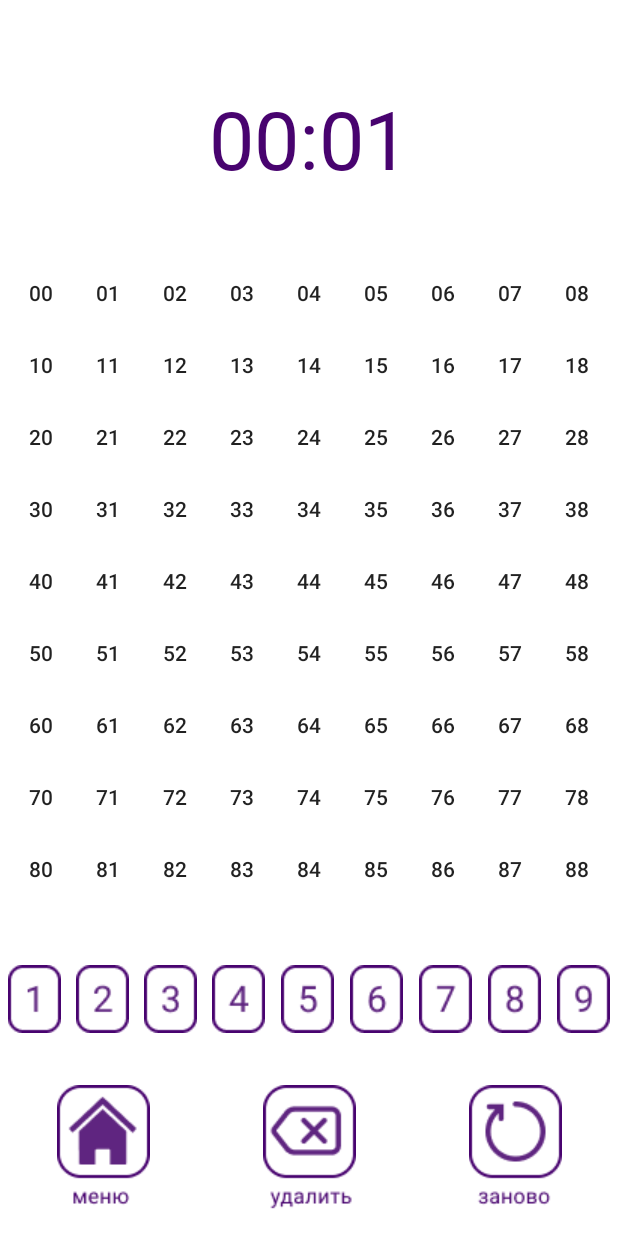
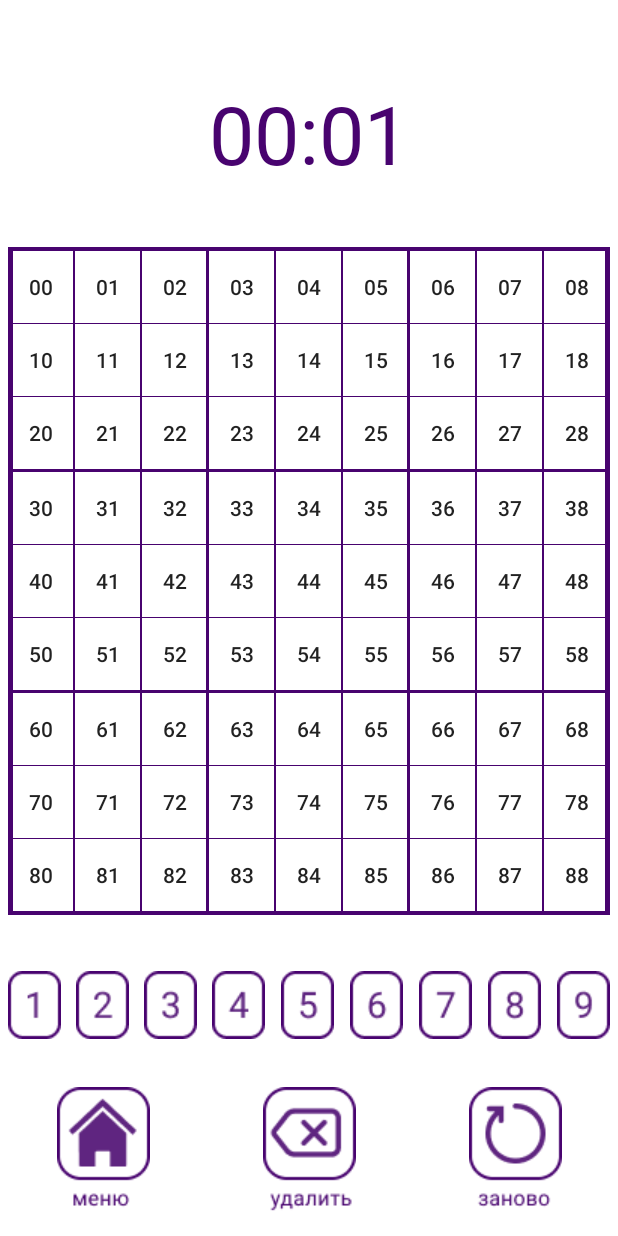
Before and after one commit to elizawetta/sudoku, an Android app: the GameActivity screen opened directly, with no data from a screen before it, on a phone screen of 412 x 824 dp. Run offline under Robolectric (Android 15) with nearby library versions, the phone set to English and light mode, and no system bars.

Commit message:
create normal grid

```diff
--- a/app/src/main/java/com/example/sudoku/GameActivity.kt
+++ b/app/src/main/java/com/example/sudoku/GameActivity.kt
@@ -10,6 +10,7 @@ import android.widget.Chronometer
 import android.widget.GridLayout
 import android.widget.ImageButton
 import android.widget.LinearLayout
+import android.widget.Space
 import androidx.appcompat.app.AppCompatActivity
 
 
@@ -24,17 +25,52 @@ class GameActivity : AppCompatActivity() {
             LinearLayout.LayoutParams.MATCH_PARENT, LinearLayout.LayoutParams.WRAP_CONTENT)
         val ButtonLayoutParams = LinearLayout.LayoutParams(
             LinearLayout.LayoutParams.WRAP_CONTENT, LinearLayout.LayoutParams.WRAP_CONTENT, 10f)
+        val scale = this.getResources().getDisplayMetrics().scaledDensity;
+        val layoutParams_3 = LinearLayout.LayoutParams(
+            LinearLayout.LayoutParams.MATCH_PARENT,
+            (3f * scale).toInt())
+        val layoutParams_2 = LinearLayout.LayoutParams(
+            LinearLayout.LayoutParams.MATCH_PARENT,
+            (2f * scale).toInt())
+        val layoutParams_1 = LinearLayout.LayoutParams(
+            LinearLayout.LayoutParams.MATCH_PARENT,
+            (1f * scale).toInt())
         var grid = findViewById<GridLayout>(R.id.grid)
         // creating grid
-        for (i in 0..8){
+        for (i in 0..18){
+            if (i % 2 == 0){
+                var sp = Space(this)
+                if (i == 0 || i == 18){
+                    sp.layoutParams = layoutParams_3
+                }
+                else if(i % 3 == 0){
+                    sp.layoutParams = layoutParams_2
+                }
+                else{
+                    sp.layoutParams = layoutParams_1
+                }
+                grid.addView(sp)
+                continue
+            }
             var linlay = LinearLayout(this)
             linlay.layoutParams = LinLayoutParams
             linlay.weightSum = 90f
             for (j in 0..8){
                 var btn = Button(this)
-                btn.text = i.toString() + j.toString()
+                btn.text = (i / 2).toString() + j.toString()
                 btn.layoutParams = ButtonLayoutParams
-                btn.setBackgroundColor(getColor(R.color.white))
+                if (j == 0){
+                    btn.background = getDrawable(R.drawable.tho)
+                }
+                else if(j == 8){
+                    btn.background = getDrawable(R.drawable.th)
+                }
+                else if(j == 2 || j == 5){
+                    btn.background = getDrawable(R.drawable.tw)
+                }
+                else{
+                    btn.background = getDrawable(R.drawable.one)
+                }
                 linlay.addView(btn)
             }
             grid.addView(linlay)
--- /dev/null
+++ b/app/src/main/res/drawable/one.xml
@@ -0,0 +1,17 @@
+<?xml version="1.0" encoding="utf-8"?>
+<layer-list xmlns:android="http://schemas.android.com/apk/res/android">
+    <item>
+        <shape android:shape="rectangle" >
+            <solid android:color="@color/white" />
+        </shape>
+    </item>
+
+    <item android:top="-5sp" android:left="-2sp" android:bottom="-5sp">
+        <shape>
+            <solid android:color="@android:color/transparent" />
+            <stroke
+                android:width="1sp"
+                android:color="#48036F" />
+        </shape>
+    </item>
+</layer-list>
--- /dev/null
+++ b/app/src/main/res/drawable/th.xml
@@ -0,0 +1,17 @@
+<?xml version="1.0" encoding="utf-8"?>
+<layer-list xmlns:android="http://schemas.android.com/apk/res/android">
+    <item>
+        <shape android:shape="rectangle" >
+            <solid android:color="@color/white" />
+        </shape>
+    </item>
+
+    <item android:top="-5sp" android:left="-5sp" android:bottom="-5sp">
+        <shape>
+            <solid android:color="@android:color/transparent" />
+            <stroke
+                android:width="3sp"
+                android:color="#48036F" />
+        </shape>
+    </item>
+</layer-list>
--- /dev/null
+++ b/app/src/main/res/drawable/tho.xml
@@ -0,0 +1,18 @@
+<?xml version="1.0" encoding="utf-8"?>
+<layer-list xmlns:android="http://schemas.android.com/apk/res/android">
+    <item>
+        <shape android:shape="rectangle" >
+            <solid android:color="@color/white" />
+        </shape>
+    </item>
+
+    <item android:top="-5sp" android:right="-2sp" android:bottom="-5sp">
+        <shape>
+            <solid android:color="@android:color/transparent" />
+            <stroke
+                android:width="3sp"
+                android:color="#48036F" />
+        </shape>
+    </item>
+
+</layer-list>
--- /dev/null
+++ b/app/src/main/res/drawable/tw.xml
@@ -0,0 +1,17 @@
+<?xml version="1.0" encoding="utf-8"?>
+<layer-list xmlns:android="http://schemas.android.com/apk/res/android">
+    <item>
+        <shape android:shape="rectangle" >
+            <solid android:color="@color/white" />
+        </shape>
+    </item>
+
+    <item android:top="-5sp" android:left="-2sp" android:bottom="-5sp">
+        <shape>
+            <solid android:color="@android:color/transparent" />
+            <stroke
+                android:width="2sp"
+                android:color="#48036F" />
+        </shape>
+    </item>
+</layer-list>
--- a/app/src/main/res/layout/activity_game.xml
+++ b/app/src/main/res/layout/activity_game.xml
@@ -30,7 +30,7 @@
             android:layout_marginHorizontal="5sp"
             android:layout_width="match_parent"
             android:layout_height="wrap_content"
-            android:background="@color/black"
+            android:background="#48036F"
             android:columnCount="1">
 
         </GridLayout>
```
